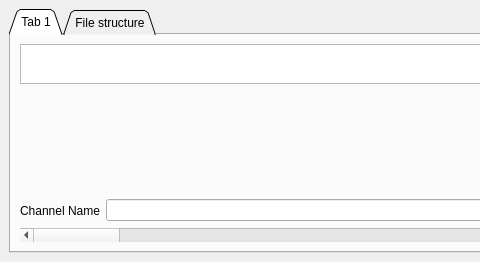
The window that BAMline_CT-helper/HDF_Image_Browser.ui (HMarkoetter/BAMline_CT_preview_RECO) describes before a commit, drawn with Qt 5; both pictures show x 0 to 480 and y 0 to 262 of the 1005 by 262 pixel window.
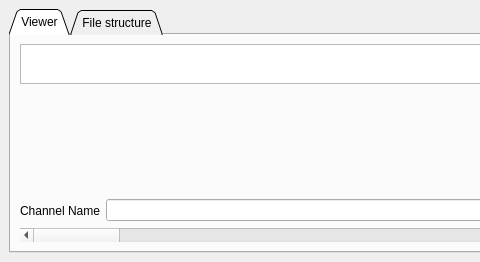
The same window after the commit.

Commit message: modifications made to HDF_Image_Browser.py : - No more crash when opening a new file of smaller dimension - Change in channel name possible

The edit to the form file:
```diff
--- a/BAMline_CT-helper/HDF_Image_Browser.ui
+++ b/BAMline_CT-helper/HDF_Image_Browser.ui
@@ -31,7 +31,7 @@
       </property>
       <widget class="QWidget" name="tab">
        <attribute name="title">
-        <string>Tab 1</string>
+        <string>Viewer</string>
        </attribute>
        <layout class="QVBoxLayout" name="verticalLayout">
         <item>
```
The commit also changes 1 other file.
